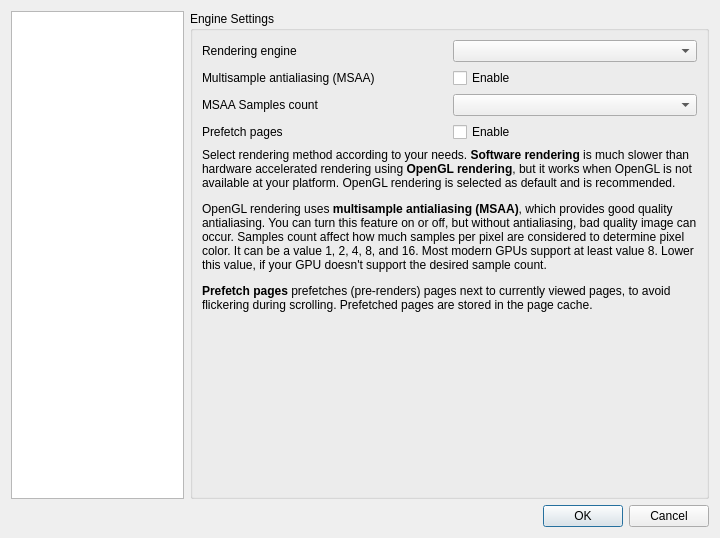
This is PdfForQtViewer/pdfviewersettingsdialog.ui in JakubMelka/PDF4QT as Qt 5 draws it before an edit. The edited form follows.
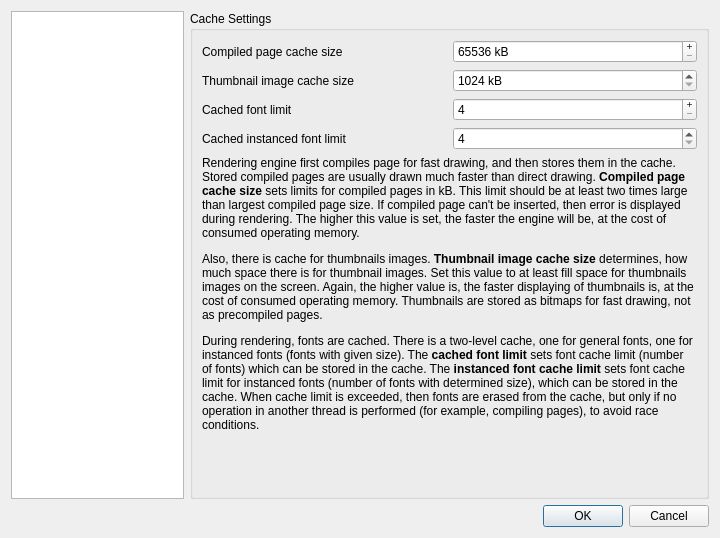
This is the edited form.

Commit message: Settings of cache size

```diff
--- a/PdfForQtViewer/pdfviewersettingsdialog.ui
+++ b/PdfForQtViewer/pdfviewersettingsdialog.ui
@@ -26,7 +26,7 @@
      <item>
       <widget class="QStackedWidget" name="stackedWidget">
        <property name="currentIndex">
-        <number>0</number>
+        <number>3</number>
        </property>
        <widget class="QWidget" name="enginePage">
         <layout class="QVBoxLayout" name="enginePageLayout">
@@ -394,6 +394,144 @@
          </item>
         </layout>
        </widget>
+       <widget class="QWidget" name="cachePage">
+        <layout class="QVBoxLayout" name="verticalLayout_3">
+         <property name="leftMargin">
+          <number>0</number>
+         </property>
+         <property name="topMargin">
+          <number>0</number>
+         </property>
+         <property name="rightMargin">
+          <number>0</number>
+         </property>
+         <property name="bottomMargin">
+          <number>0</number>
+         </property>
+         <item>
+          <widget class="QGroupBox" name="cacheGroupBox">
+           <property name="title">
+            <string>Cache Settings</string>
+           </property>
+           <layout class="QVBoxLayout" name="cacheGroupBoxLayout">
+            <item>
+             <layout class="QGridLayout" name="cacheSettingsGridLayout">
+              <item row="1" column="0">
+               <widget class="QLabel" name="thumbnailCacheSizeLabel">
+                <property name="text">
+                 <string>Thumbnail image cache size</string>
+                </property>
+               </widget>
+              </item>
+              <item row="2" column="0">
+               <widget class="QLabel" name="cachedFontLabel">
+                <property name="text">
+                 <string>Cached font limit</string>
+                </property>
+               </widget>
+              </item>
+              <item row="2" column="1">
+               <widget class="QSpinBox" name="cachedFontLimitEdit">
+                <property name="buttonSymbols">
+                 <enum>QAbstractSpinBox::PlusMinus</enum>
+                </property>
+                <property name="minimum">
+                 <number>4</number>
+                </property>
+                <property name="maximum">
+                 <number>256</number>
+                </property>
+               </widget>
+              </item>
+              <item row="0" column="1">
+               <widget class="QSpinBox" name="compiledPageCacheSizeEdit">
+                <property name="buttonSymbols">
+                 <enum>QAbstractSpinBox::PlusMinus</enum>
+                </property>
+                <property name="suffix">
+                 <string> kB</string>
+                </property>
+                <property name="minimum">
+                 <number>65536</number>
+                </property>
+                <property name="maximum">
+                 <number>1048576</number>
+                </property>
+                <property name="singleStep">
+                 <number>1024</number>
+                </property>
+               </widget>
+              </item>
+              <item row="0" column="0">
+               <widget class="QLabel" name="compiledPageCacheLabel">
+                <property name="text">
+                 <string>Compiled page cache size</string>
+                </property>
+               </widget>
+              </item>
+              <item row="1" column="1">
+               <widget class="QSpinBox" name="thumbnailCacheSizeEdit">
+                <property name="suffix">
+                 <string> kB</string>
+                </property>
+                <property name="minimum">
+                 <number>1024</number>
+                </property>
+                <property name="maximum">
+                 <number>65536</number>
+                </property>
+                <property name="singleStep">
+                 <number>1024</number>
+                </property>
+               </widget>
+              </item>
+              <item row="3" column="0">
+               <widget class="QLabel" name="cachedInstancedFontLimitLabel">
+                <property name="text">
+                 <string>Cached instanced font limit</string>
+                </property>
+               </widget>
+              </item>
+              <item row="3" column="1">
+               <widget class="QSpinBox" name="cachedInstancedFontLimitEdit">
+                <property name="minimum">
+                 <number>4</number>
+                </property>
+                <property name="maximum">
+                 <number>256</number>
+                </property>
+               </widget>
+              </item>
+             </layout>
+            </item>
+            <item>
+             <widget class="QLabel" name="cacheInfoLabel">
+              <property name="text">
+               <string>&lt;html&gt;&lt;head/&gt;&lt;body&gt;&lt;p&gt;Rendering engine first compiles page for fast drawing, and then stores them in the cache. Stored compiled pages are usually drawn much faster than direct drawing. &lt;span style=&quot; font-weight:600;&quot;&gt;Compiled page cache size&lt;/span&gt; sets limits for compiled pages in kB. This limit should be at least two times large than largest compiled page size. If compiled page can't be inserted, then error is displayed during rendering. The higher this value is set, the faster the engine will be, at the cost of consumed operating memory.&lt;/p&gt;&lt;p&gt;Also, there is cache for thumbnails images. &lt;span style=&quot; font-weight:600;&quot;&gt;Thumbnail image cache size &lt;/span&gt;determines, how much space there is for thumbnail images. Set this value to at least fill space for thumbnails images on the screen. Again, the higher value is, the faster displaying of thumbnails is, at the cost of consumed operating memory. Thumbnails are stored as bitmaps for fast drawing, not as precompiled pages.&lt;/p&gt;&lt;p&gt;During rendering, fonts are cached. There is a two-level cache, one for general fonts, one for instanced fonts (fonts with given size). The &lt;span style=&quot; font-weight:600;&quot;&gt;cached font limit&lt;/span&gt; sets font cache limit (number of fonts) which can be stored in the cache. The &lt;span style=&quot; font-weight:600;&quot;&gt;instanced font cache limit&lt;/span&gt; sets font cache limit for instanced fonts (number of fonts with determined size), which can be stored in the cache. When cache limit is exceeded, then fonts are erased from the cache, but only if no operation in another thread is performed (for example, compiling pages), to avoid race conditions.&lt;/p&gt;&lt;/body&gt;&lt;/html&gt;</string>
+              </property>
+              <property name="wordWrap">
+               <bool>true</bool>
+              </property>
+             </widget>
+            </item>
+            <item>
+             <spacer name="cachePageVerticalSpacer">
+              <property name="orientation">
+               <enum>Qt::Vertical</enum>
+              </property>
+              <property name="sizeHint" stdset="0">
+               <size>
+                <width>20</width>
+                <height>74</height>
+               </size>
+              </property>
+             </spacer>
+            </item>
+           </layout>
+          </widget>
+         </item>
+        </layout>
+       </widget>
        <widget class="QWidget" name="securityPage">
         <layout class="QVBoxLayout" name="securityPageLayout">
          <property name="leftMargin">
```
The commit also changes 16 other files.
